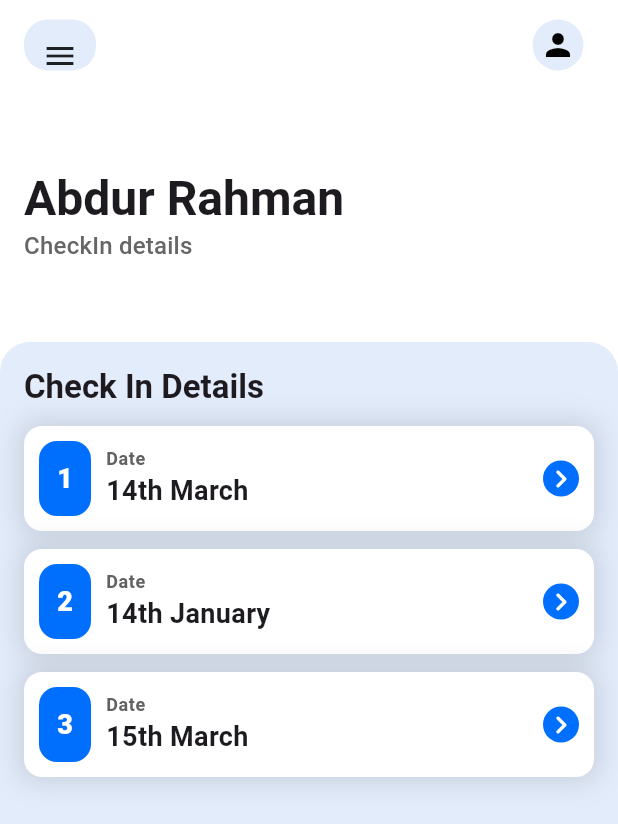
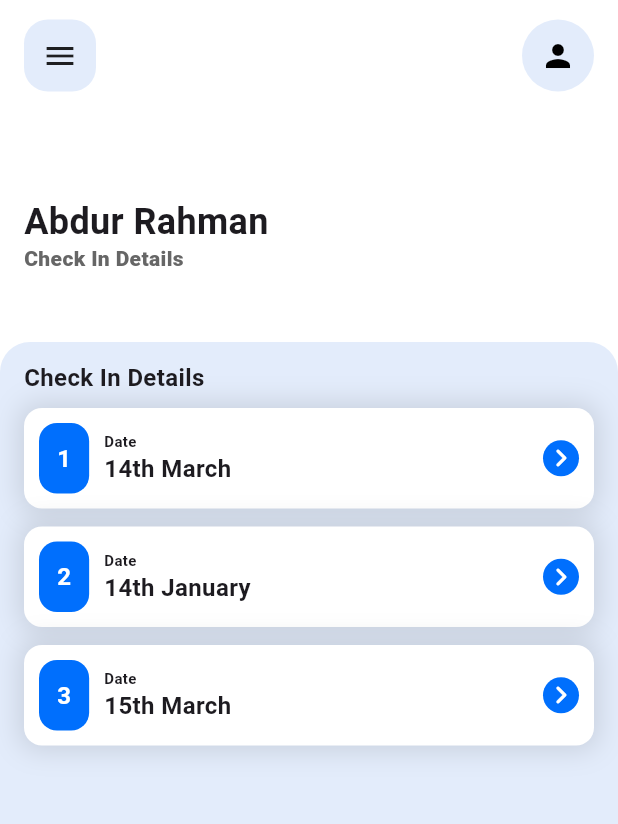
Before and after one commit to abd5294/office-admin, a Flutter app: the CheckInListScreen screen opened by its route, on a phone screen of 412 x 824 dp. Shown: the top 824 px of the screen. Run offline on Flutter 3.47's test engine with Material 3 defaults, Android fonts, the phone set to English and light mode, and no system bars; our stand-ins replace go_router; network calls fail.

Commit message:
check in page modified

```diff
--- a/lib/features/checkin/view/pages/check_in_list_screen.dart
+++ b/lib/features/checkin/view/pages/check_in_list_screen.dart
@@ -5,6 +5,7 @@ import 'package:office/features/checkin/model/check_in_list_model.dart';
 import 'package:office/features/checkin/view/widgets/check_in_card.dart';
 import 'package:office/shared/widgets/custom_app_bar.dart';
 import 'package:office/shared/widgets/custom_bottom_sheet.dart';
+import 'package:office/shared/widgets/main_text_column.dart';
 
 class CheckInListScreen extends StatelessWidget {
   static final route = '/check-in-page';
@@ -22,28 +23,14 @@ class CheckInListScreen extends StatelessWidget {
         child: Scaffold(
           backgroundColor: Colors.white,
           appBar: PreferredSize(
-            preferredSize: Size(0, 60),
+            preferredSize: Size(0, 74),
             child: CustomAppBar(),
           ),
           body: Padding(
             padding: const EdgeInsets.all(16.0),
-            child: Column(
-              crossAxisAlignment: CrossAxisAlignment.start,
-              children: [
-                SizedBox(height: 36),
-                Text(
-                  'Abdur Rahman',
-                  style: Theme.of(context).textTheme.headlineLarge?.copyWith(
-                    fontWeight: FontWeight.w600,
-                  ),
-                ),
-                Text(
-                  'CheckIn details',
-                  style: Theme.of(
-                    context,
-                  ).textTheme.titleMedium?.copyWith(color: Palette.appGrey),
-                ),
-              ],
+            child: MainTextColumn(
+              title: 'Abdur Rahman',
+              subTitle: 'Check In Details',
             ),
           ),
           bottomSheet: CustomBottomSheet(
@@ -54,8 +41,10 @@ class CheckInListScreen extends StatelessWidget {
                 children: [
                   Text(
                     'Check In Details',
-                    style: Theme.of(context).textTheme.titleLarge?.copyWith(
+                    style: TextStyle(
                       fontWeight: FontWeight.w600,
+                      fontSize: 16,
+                      height: 1,
                     ),
                   ),
                   SizedBox(height: 12),
--- a/lib/features/checkin/view/widgets/check_in_card.dart
+++ b/lib/features/checkin/view/widgets/check_in_card.dart
@@ -36,8 +36,8 @@ class CheckInCard extends StatelessWidget {
                     index.toString(),
                     style: TextStyle(
                       color: Colors.white,
-                      fontSize: 18,
-                      fontWeight: FontWeight.w800,
+                      fontSize: 16,
+                      fontWeight: FontWeight.w700,
                     ),
                   ),
                 ),
@@ -49,14 +49,11 @@ class CheckInCard extends StatelessWidget {
             children: [
               Text(
                 'Date',
-                style: Theme.of(context).textTheme.bodySmall?.copyWith(
-                  fontWeight: FontWeight.w600,
-                  color: Colors.grey.shade700,
-                ),
+                style: TextStyle(fontWeight: FontWeight.w700, fontSize: 10),
               ),
               Text(
                 date,
-                style: TextStyle(fontWeight: FontWeight.w600, fontSize: 18),
+                style: TextStyle(fontWeight: FontWeight.w600, fontSize: 16),
               ),
             ],
           ),
```
Also changed, not shown: lib/features/checkin/view/pages/check_in_individual_screen.dart (+8 -19 lines), lib/features/checkin/view/widgets/detail_check_in.dart (+16 -16 lines), lib/features/employee/view/widget/manage_employee_tile.dart (+29 -34 lines).
